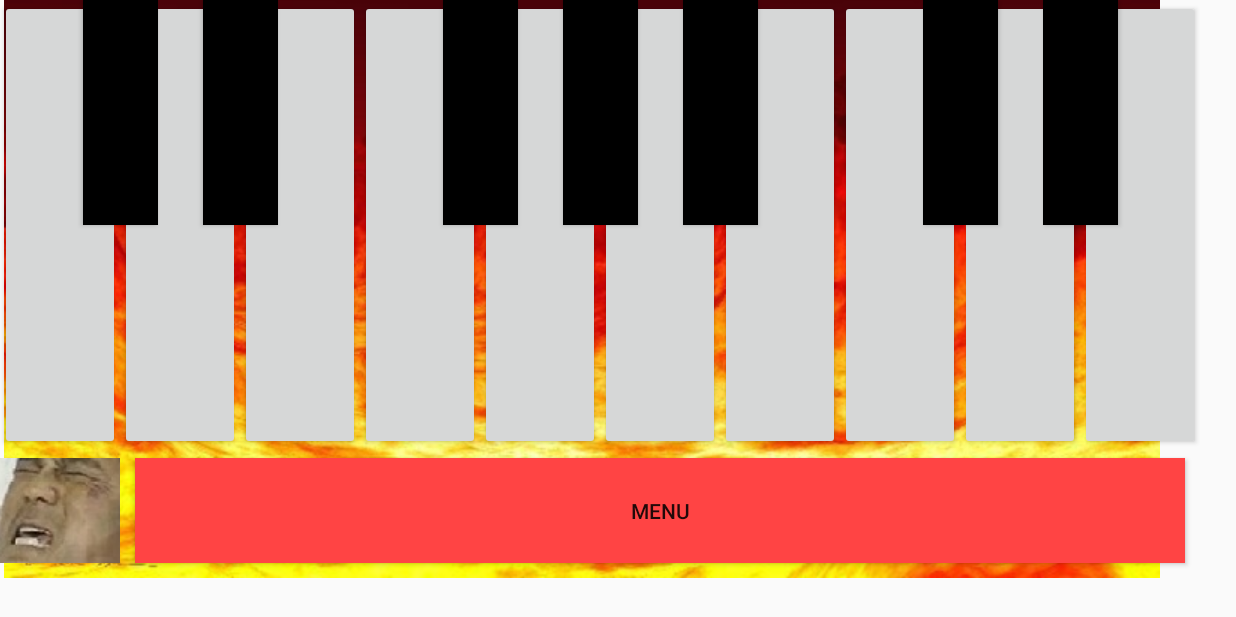
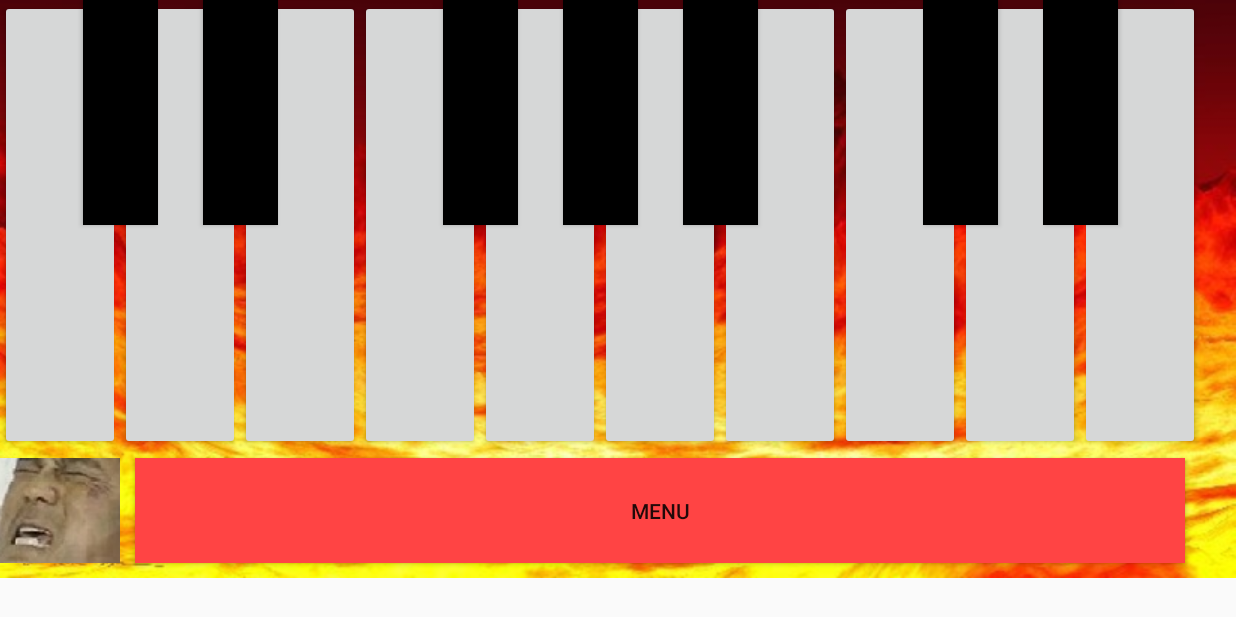
Before and after one commit to bedcoding/HellPiano, an Android app: the MainActivity screen opened directly, with no data from a screen before it, on a phone screen of 824 x 412 dp (held sideways). Run offline under Robolectric (Android 15) with nearby library versions, the light colour scheme and no system bars.

Commit message:
지옥의 피아노 배경수정

```diff
--- a/app/src/main/AndroidManifest.xml
+++ b/app/src/main/AndroidManifest.xml
@@ -4,9 +4,9 @@
 
     <application
         android:allowBackup="true"
-        android:icon="@mipmap/ic_launcher"
+        android:icon="@drawable/hell_logo"
         android:label="@string/app_name"
-        android:roundIcon="@mipmap/ic_launcher_round"
+        android:roundIcon="@drawable/hell_logo"
         android:supportsRtl="true"
         android:theme="@style/AppTheme">
 
--- a/app/src/main/java/com/example/ggavi/newpii/SubActivity.java
+++ b/app/src/main/java/com/example/ggavi/newpii/SubActivity.java
@@ -9,6 +9,7 @@ import android.os.Bundle;
 import android.view.View;
 import android.widget.Button;
 import android.widget.ImageButton;
+
 
 // 내가 뭔 정신으로 이걸 만들 생각을 한걸까
 public class SubActivity extends Activity {
--- a/app/src/main/res/layout/activity_main.xml
+++ b/app/src/main/res/layout/activity_main.xml
@@ -12,21 +12,12 @@
         android:layout_width="match_parent"
         android:layout_height="385dp"
         tools:layout_editor_absoluteX="75dp"
-        tools:layout_editor_absoluteY="0dp">
-
+        tools:layout_editor_absoluteY="0dp"
+        android:background="@drawable/img">
 
         <RelativeLayout
-                android:layout_width="wrap_content"
+            android:layout_width="match_parent"
             android:layout_height="match_parent">
-
-            <ImageView
-                android:layout_width="776dp"
-                android:layout_height="match_parent"
-                android:src="@drawable/img"
-                app:layout_constraintEnd_toEndOf="parent"
-                app:layout_constraintStart_toStartOf="parent"
-                app:layout_constraintTop_toTopOf="parent" />
-
 
             <LinearLayout
                     android:id="@+id/linearLayout"
@@ -34,7 +25,6 @@
                     android:layout_height="match_parent"
                     android:layout_alignParentBottom="true"
                     android:layout_centerHorizontal="true">
-
 
                 <Button
                     android:id="@+id/a"
@@ -85,9 +75,8 @@
                     android:id="@+id/j"
                     android:layout_width="80dp"
                     android:layout_height="300dp" />
+                </LinearLayout>
 
-
-                </LinearLayout>
 
                 <Button
                     android:id="@+id/a_up"
```
Also changed, not shown: app/src/main/res/drawable/hell_logo.png (added). Lines whose indentation alone changed are shown as unchanged.
